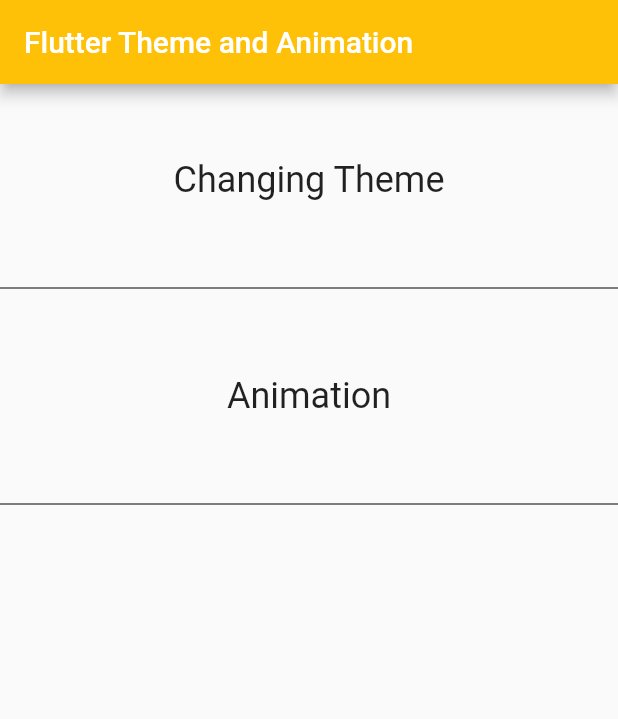
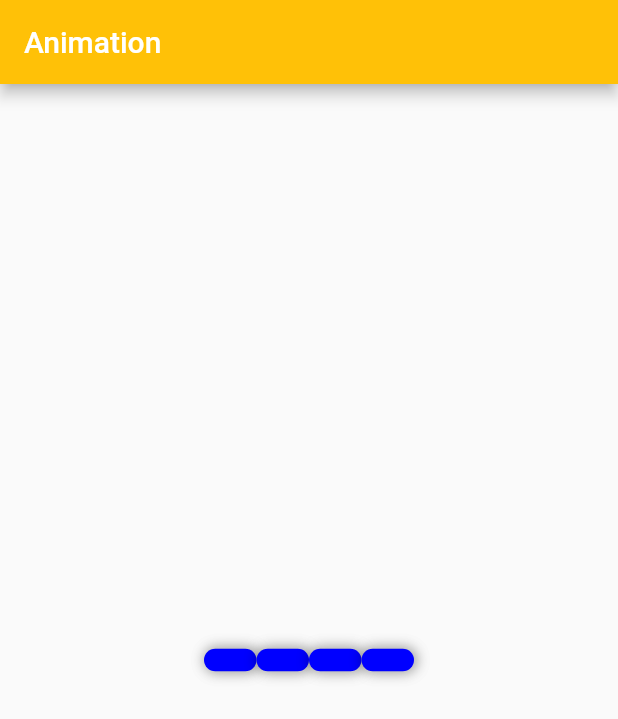
Before and after one commit to minhaz1217/flutter-theme-and-animation, a Flutter app: the screen it shows after launch, after a tap on "Animation", on a phone screen of 412 x 824 dp. Shown: the top 719 px of the screen. Run offline on Flutter 3.47's test engine with Material 2 defaults, Android fonts, the phone set to English and light mode, and no system bars.

Commit message:
Added bars for the animation

```diff
--- /dev/null
+++ b/lib/AnimationPage.dart
@@ -0,0 +1,72 @@
+import 'package:flutter/material.dart';
+
+class AnimationPage extends StatelessWidget {
+  String title;
+  AnimationPage(this.title);
+  @override
+  Widget build(BuildContext context) {
+    return MaterialApp(
+        debugShowCheckedModeBanner: false,
+        theme: Theme.of(context).copyWith(
+          primaryColor: Colors.amber,
+          textTheme: Typography().black,
+        ),
+        home: BarLoadingScreen());
+  }
+}
+
+class BarLoadingScreen extends StatefulWidget {
+  @override
+  BarLoadingScreenState createState() => new BarLoadingScreenState();
+}
+
+class BarLoadingScreenState extends State<BarLoadingScreen> {
+  @override
+  Widget build(BuildContext context) {
+    return new Scaffold(
+        appBar: new AppBar(
+          title: Text("Animation"),
+        ),
+        body: new Container(
+          child: new Center(
+            child: new Row(
+              mainAxisAlignment: MainAxisAlignment.center,
+              children: <Widget>[
+                new Bar(),
+                new Bar(),
+                new Bar(),
+                new Bar(),
+              ],
+            ),
+          ),
+        ));
+  }
+}
+
+class Bar extends StatelessWidget {
+  @override
+  Widget build(BuildContext context) {
+    return new Container(
+      width: 35.0,
+      height: 15.0,
+      decoration: new BoxDecoration(
+        color: const Color.fromRGBO(0, 0, 255, 1.0),
+        borderRadius: new BorderRadius.circular(10.0),
+        boxShadow: [
+          new BoxShadow(
+            color: Colors.black12,
+            blurRadius: 8.0,
+            spreadRadius: 1.0,
+            offset: new Offset(1.0, 0.0),
+          ),
+          new BoxShadow(
+            color: Colors.black26,
+            blurRadius: 6.0,
+            spreadRadius: 1.5,
+            offset: new Offset(1.0, 0.0),
+          ),
+        ],
+      ),
+    );
+  }
+}
--- a/lib/main.dart
+++ b/lib/main.dart
@@ -1,4 +1,5 @@
 import 'package:flutter/material.dart';
+import 'package:flutter_theme_and_animation/AnimationPage.dart';
 import 'package:flutter_theme_and_animation/LayoutThemeContainer.dart';
 import 'package:flutter_theme_and_animation/ThemePage.dart';
 
@@ -77,6 +78,14 @@ class _MyHomePageState extends State<MyHomePage> {
 //      },
 //    ));
   }
+
+  void gotoAnimation(){
+    print("ANIMATION CLICKED");
+    Navigator.push(context, MaterialPageRoute<void>(
+        builder: (BuildContext context){
+          return AnimationPage("Animation");
+        }));
+  }
   @override
   Widget build(BuildContext context) {
     return Scaffold(
@@ -108,7 +117,7 @@ class _MyHomePageState extends State<MyHomePage> {
             InkWell(
               highlightColor: Colors.yellow,
               splashColor: Colors.red,
-              onTap: (){print("TAPPED 2");},
+              onTap: (){gotoAnimation();},
               child: Padding(
                 padding: EdgeInsets.symmetric(
                     horizontal: 16.0,
```
